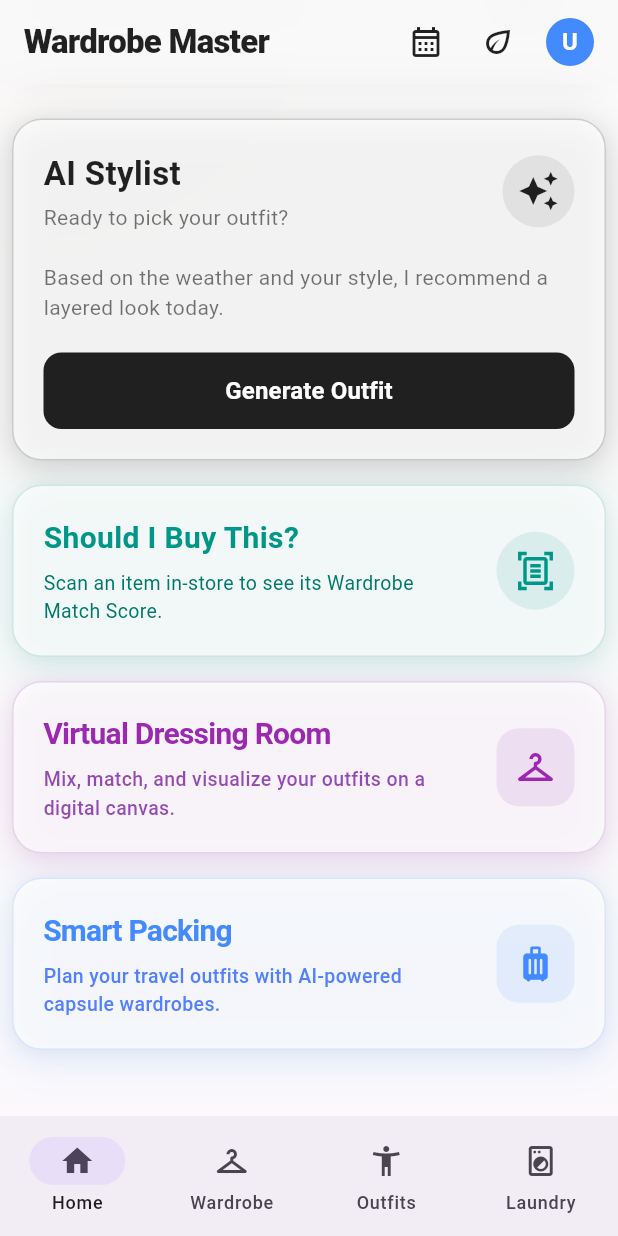
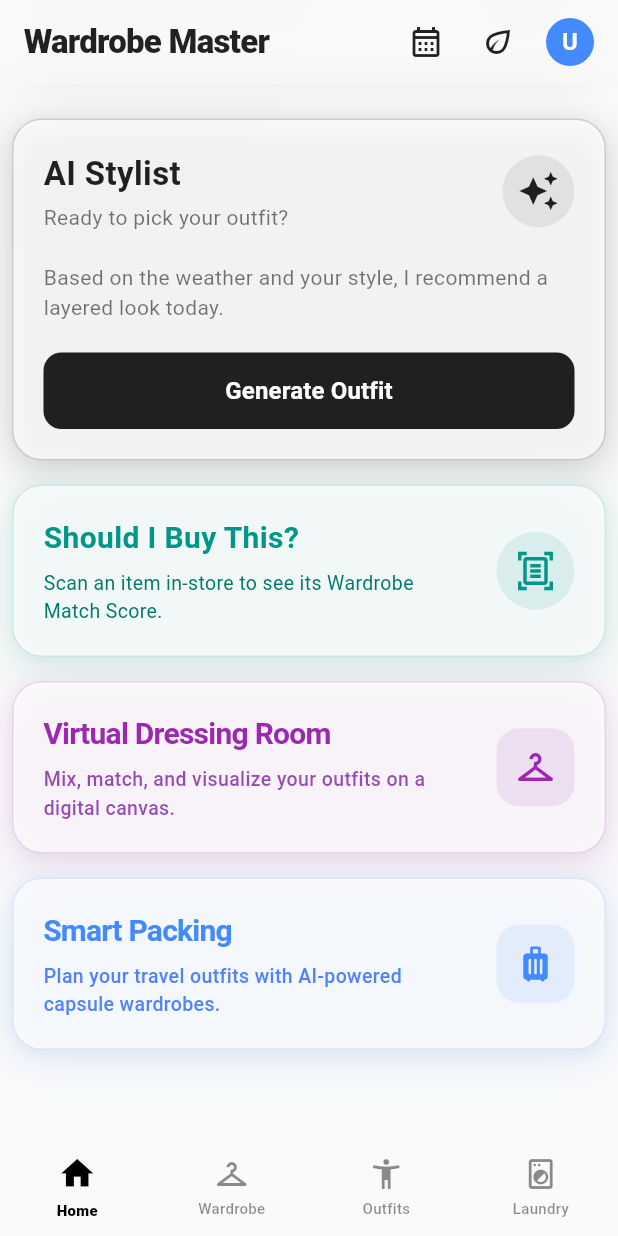
Before and after one commit to Marcu21/wardrobe-master-ai, a Flutter app: the screen it shows once a user with an empty profile is signed in, scrolled down 294 dp, on a phone screen of 412 x 824 dp. Run offline on Flutter 3.47's test engine with Material 3 defaults, Android fonts, the phone set to English and light mode, and no system bars; our stand-ins replace cached_network_image, cloud_firestore, dotted_border, firebase_auth, firebase_core, firebase_storage and 9 more; accounts and stored records are empty; generated files the repository leaves out were written again.

Commit message:
style(nav): implement full-width glassmorphism navigation bar

```diff
--- a/mobile_app/lib/screens/main_navigation.dart
+++ b/mobile_app/lib/screens/main_navigation.dart
@@ -1,3 +1,4 @@
+import 'dart:ui';
 import 'package:flutter/material.dart';
 import 'home_screen.dart';
 import 'wardrobe_gallery_screen.dart';
@@ -14,51 +15,108 @@ class MainNavigation extends StatefulWidget {
 class _MainNavigationState extends State<MainNavigation> {
   int _selectedIndex = 0;
 
-  // 1-to-1 Mapping of Screens
   final List<Widget> _screens = const [
-    HomeScreen(), // Index 0
-    WardrobeGalleryScreen(), // Index 1
-    LookbookScreen(), // Index 2
-    LaundryScreen(), // Index 3
+    HomeScreen(),
+    WardrobeGalleryScreen(),
+    LookbookScreen(),
+    LaundryScreen(),
   ];
 
   @override
   Widget build(BuildContext context) {
     return Scaffold(
+      extendBody: true,
       body: IndexedStack(index: _selectedIndex, children: _screens),
-      bottomNavigationBar: NavigationBar(
-        selectedIndex: _selectedIndex,
-        onDestinationSelected: (int index) {
-          setState(() {
-            _selectedIndex = index;
-          });
-        },
-        destinations: const <Widget>[
-          // Index 0: Home
-          NavigationDestination(
-            icon: Icon(Icons.home_outlined),
-            selectedIcon: Icon(Icons.home),
-            label: 'Home',
+      bottomNavigationBar: _buildBottomBar(),
+    );
+  }
+
+  Widget _buildBottomBar() {
+    return ClipRect(
+      child: BackdropFilter(
+        filter: ImageFilter.blur(sigmaX: 20, sigmaY: 20),
+        child: Container(
+          padding: EdgeInsets.only(
+            bottom: MediaQuery.of(context).padding.bottom,
           ),
-          // Index 1: Wardrobe
-          NavigationDestination(
-            icon: Icon(Icons.checkroom_outlined),
-            selectedIcon: Icon(Icons.checkroom),
-            label: 'Wardrobe',
+          decoration: BoxDecoration(
+            color: Colors.grey[50]!.withOpacity(0.9),
+            border: Border(
+              top: BorderSide(
+                color: Colors.black.withOpacity(0.05),
+                width: 0.5,
+              ),
+            ),
           ),
-          // Index 2: Outfits
-          NavigationDestination(
-            icon: Icon(Icons.accessibility_new_outlined),
-            selectedIcon: Icon(Icons.accessibility_new),
-            label: 'Outfits',
+          child: SizedBox(
+            height: 65,
+            child: Row(
+              mainAxisAlignment: MainAxisAlignment.spaceAround,
+              children: [
+                _buildNavItem(0, Icons.home_outlined, Icons.home, 'Home'),
+                _buildNavItem(
+                  1,
+                  Icons.checkroom_outlined,
+                  Icons.checkroom,
+                  'Wardrobe',
+                ),
+                _buildNavItem(
+                  2,
+                  Icons.accessibility_new_outlined,
+                  Icons.accessibility_new,
+                  'Outfits',
+                ),
+                _buildNavItem(
+                  3,
+                  Icons.local_laundry_service_outlined,
+                  Icons.local_laundry_service,
+                  'Laundry',
+                ),
+              ],
+            ),
           ),
-          // Index 3: Laundry
-          NavigationDestination(
-            icon: Icon(Icons.local_laundry_service_outlined),
-            selectedIcon: Icon(Icons.local_laundry_service),
-            label: 'Laundry',
-          ),
-        ],
+        ),
+      ),
+    );
+  }
+
+  Widget _buildNavItem(
+    int index,
+    IconData icon,
+    IconData selectedIcon,
+    String label,
+  ) {
+    final isSelected = _selectedIndex == index;
+    final color = isSelected ? Colors.black : Colors.black45;
+
+    return GestureDetector(
+      behavior: HitTestBehavior.opaque,
+      onTap: () => setState(() => _selectedIndex = index),
+      child: SizedBox(
+        width: MediaQuery.of(context).size.width / 4,
+        child: Column(
+          mainAxisAlignment: MainAxisAlignment.center,
+          children: [
+            AnimatedContainer(
+              duration: const Duration(milliseconds: 200),
+              child: Icon(
+                isSelected ? selectedIcon : icon,
+                color: color,
+                size: isSelected ? 26 : 24,
+              ),
+            ),
+            const SizedBox(height: 4),
+            Text(
+              label,
+              style: TextStyle(
+                color: color,
+                fontSize: 10,
+                fontWeight: isSelected ? FontWeight.w900 : FontWeight.w500,
+                letterSpacing: 0.2,
+              ),
+            ),
+          ],
+        ),
       ),
     );
   }
```
